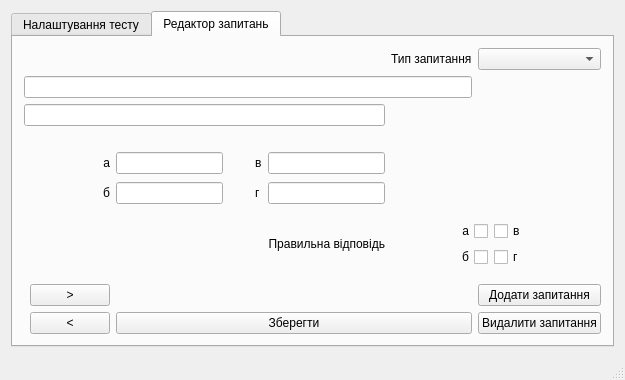
Above: mainwindow.ui from draxvel/NTest-Creator before the change. Below: the same form after it.
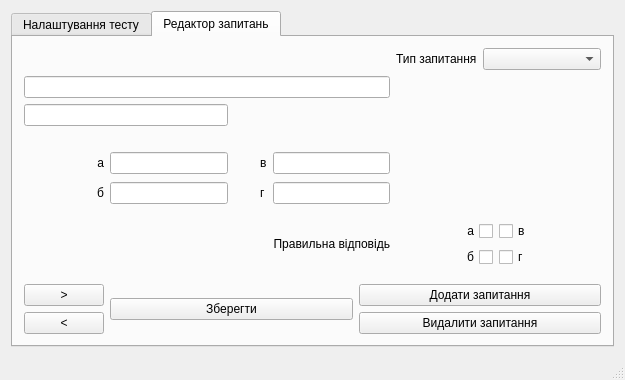
That is the form after the change. The open tabs and pages were chosen to show the change.

The edit to the form file:
```diff
--- a/mainwindow.ui
+++ b/mainwindow.ui
@@ -126,7 +126,56 @@
         <string>Редактор запитань</string>
        </attribute>
        <layout class="QGridLayout" name="gridLayout">
-        <item row="9" column="3">
+        <item row="0" column="5">
+         <widget class="QLabel" name="label_6">
+          <property name="text">
+           <string>Тип запитання</string>
+          </property>
+         </widget>
+        </item>
+        <item row="0" column="6">
+         <widget class="QComboBox" name="comboBoxType"/>
+        </item>
+        <item row="2" column="0" colspan="2">
+         <widget class="QLineEdit" name="lineEditNote"/>
+        </item>
+        <item row="3" column="6">
+         <spacer name="horizontalSpacer_2">
+          <property name="orientation">
+           <enum>Qt::Horizontal</enum>
+          </property>
+          <property name="sizeHint" stdset="0">
+           <size>
+            <width>40</width>
+            <height>20</height>
+           </size>
+          </property>
+         </spacer>
+        </item>
+        <item row="4" column="0">
+         <widget class="QLabel" name="label_8">
+          <property name="text">
+           <string>a</string>
+          </property>
+          <property name="alignment">
+           <set>Qt::AlignRight|Qt::AlignTrailing|Qt::AlignVCenter</set>
+          </property>
+         </widget>
+        </item>
+        <item row="4" column="1">
+         <widget class="QLineEdit" name="lineEditAnswer1"/>
+        </item>
+        <item row="4" column="3">
+         <widget class="QLabel" name="label_10">
+          <property name="text">
+           <string>в</string>
+          </property>
+         </widget>
+        </item>
+        <item row="4" column="4">
+         <widget class="QLineEdit" name="lineEditAnswer3"/>
+        </item>
+        <item row="5" column="2">
          <spacer name="verticalSpacer_2">
           <property name="orientation">
            <enum>Qt::Vertical</enum>
@@ -139,21 +188,30 @@
           </property>
          </spacer>
         </item>
-        <item row="6" column="4">
-         <widget class="QLabel" name="label_10">
+        <item row="6" column="0">
+         <widget class="QLabel" name="label_9">
           <property name="text">
-           <string>в</string>
+           <string>б</string>
+          </property>
+          <property name="alignment">
+           <set>Qt::AlignRight|Qt::AlignTrailing|Qt::AlignVCenter</set>
           </property>
          </widget>
         </item>
-        <item row="10" column="4">
+        <item row="6" column="1">
+         <widget class="QLineEdit" name="lineEditAnswer2"/>
+        </item>
+        <item row="6" column="3">
          <widget class="QLabel" name="label_11">
           <property name="text">
            <string>г</string>
           </property>
          </widget>
         </item>
-        <item row="11" column="5">
+        <item row="6" column="4">
+         <widget class="QLineEdit" name="lineEditAnswer4"/>
+        </item>
+        <item row="7" column="4">
          <widget class="QLabel" name="label_7">
           <property name="layoutDirection">
            <enum>Qt::RightToLeft</enum>
@@ -166,59 +224,7 @@
           </property>
          </widget>
         </item>
-        <item row="10" column="1">
-         <widget class="QLabel" name="label_9">
-          <property name="text">
-           <string>б</string>
-          </property>
-          <property name="alignment">
-           <set>Qt::AlignRight|Qt::AlignTrailing|Qt::AlignVCenter</set>
-          </property>
-         </widget>
-        </item>
-        <item row="6" column="5">
-         <widget class="QLineEdit" name="lineEditAnswer3"/>
-        </item>
-        <item row="4" column="7">
-         <spacer name="horizontalSpacer_2">
-          <property name="orientation">
-           <enum>Qt::Horizontal</enum>
-          </property>
-          <property name="sizeHint" stdset="0">
-           <size>
-            <width>40</width>
-            <height>20</height>
-           </size>
-          </property>
-         </spacer>
-        </item>
-        <item row="3" column="0" colspan="6">
-         <widget class="QLineEdit" name="lineEditNote"/>
-        </item>
-        <item row="0" column="7">
-         <widget class="QComboBox" name="comboBoxType"/>
-        </item>
-        <item row="10" column="5">
-         <widget class="QLineEdit" name="lineEditAnswer4"/>
-        </item>
-        <item row="1" column="0" colspan="7">
-         <widget class="QLineEdit" name="lineEditQuestion"/>
-        </item>
-        <item row="0" column="6">
-         <widget class="QLabel" name="label_6">
-          <property name="text">
-           <string>Тип запитання</string>
-          </property>
-         </widget>
-        </item>
-        <item row="15" column="1">
-         <widget class="QPushButton" name="pushButtonNext">
-          <property name="text">
-           <string>&gt;</string>
-          </property>
-         </widget>
-        </item>
-        <item row="11" column="6" colspan="2">
+        <item row="7" column="5" colspan="2">
          <widget class="QStackedWidget" name="stackedWidget">
           <property name="sizePolicy">
            <sizepolicy hsizetype="Preferred" vsizetype="Preferred">
@@ -334,37 +340,43 @@
           </widget>
          </widget>
         </item>
-        <item row="6" column="2">
-         <widget class="QLineEdit" name="lineEditAnswer1"/>
-        </item>
-        <item row="19" column="7">
-         <widget class="QPushButton" name="pushButtonDeleteQ">
+        <item row="8" column="0">
+         <widget class="QPushButton" name="pushButtonNext">
           <property name="text">
-           <string>Видалити запитання</string>
+           <string>&gt;</string>
           </property>
          </widget>
         </item>
-        <item row="15" column="7">
-         <widget class="QPushButton" name="pushButtonAddQ">
-          <property name="text">
-           <string>Додати запитання</string>
-          </property>
-         </widget>
+        <item row="8" column="1" rowspan="2" colspan="6">
+         <layout class="QHBoxLayout" name="horizontalLayout">
+          <item>
+           <widget class="QPushButton" name="pushButtonSaveNewTest">
+            <property name="text">
+             <string>Зберегти</string>
+            </property>
+           </widget>
+          </item>
+          <item>
+           <layout class="QVBoxLayout" name="verticalLayout_3">
+            <item>
+             <widget class="QPushButton" name="pushButtonAddQ">
+              <property name="text">
+               <string>Додати запитання</string>
+              </property>
+             </widget>
+            </item>
+            <item>
+             <widget class="QPushButton" name="pushButtonDeleteQ">
+              <property name="text">
+               <string>Видалити запитання</string>
+              </property>
+             </widget>
+            </item>
+           </layout>
+          </item>
+         </layout>
         </item>
-        <item row="6" column="1">
-         <widget class="QLabel" name="label_8">
-          <property name="text">
-           <string>a</string>
-          </property>
-          <property name="alignment">
-           <set>Qt::AlignRight|Qt::AlignTrailing|Qt::AlignVCenter</set>
-          </property>
-         </widget>
-        </item>
-        <item row="10" column="2">
-         <widget class="QLineEdit" name="lineEditAnswer2"/>
-        </item>
-        <item row="19" column="1">
+        <item row="9" column="0">
          <widget class="QPushButton" name="pushButtonPrevious">
           <property name="enabled">
            <bool>true</bool>
@@ -374,12 +386,8 @@
           </property>
          </widget>
         </item>
-        <item row="19" column="2" colspan="5">
-         <widget class="QPushButton" name="pushButtonSaveNewTest">
-          <property name="text">
-           <string>Зберегти</string>
-          </property>
-         </widget>
+        <item row="1" column="0" colspan="5">
+         <widget class="QLineEdit" name="lineEditQuestion"/>
         </item>
        </layout>
       </widget>
```
Left out of the diff: 10 changed lines with no effect on the pictures.
